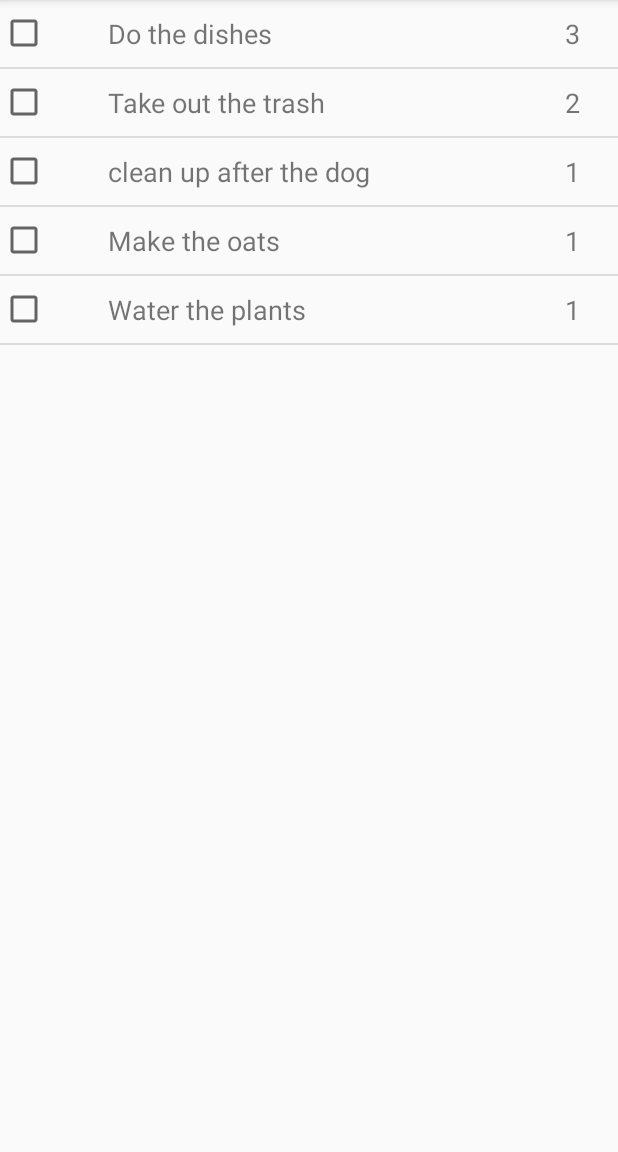
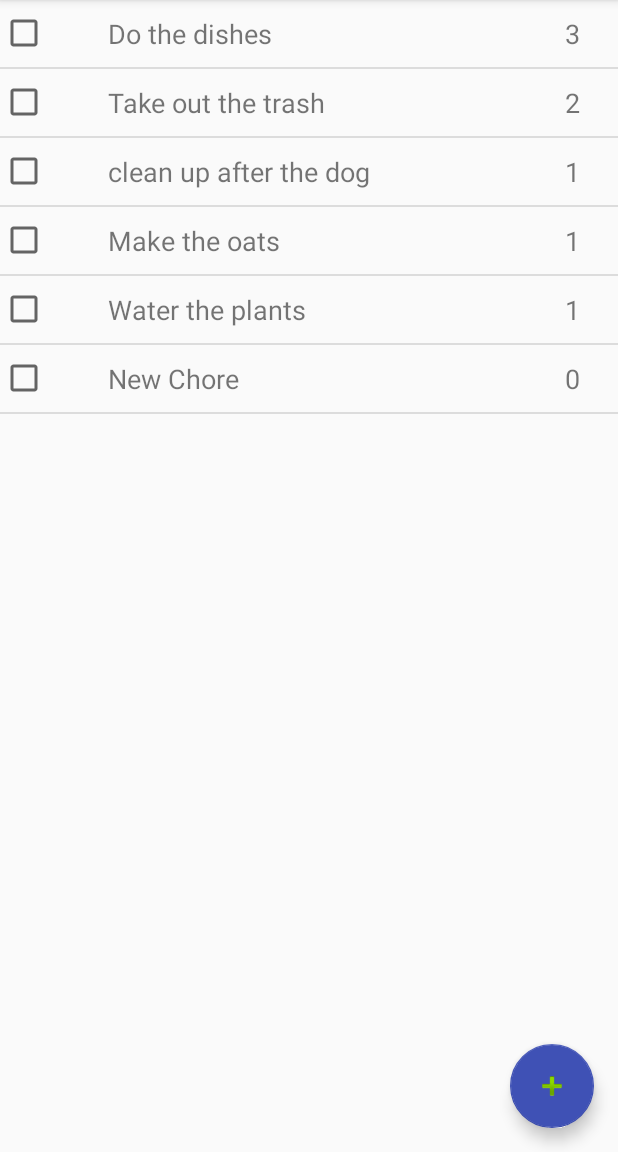
Before and after one commit to DannyMardini/ChoreGame, an Android app: the screen it shows after launch (MainActivity), after a tap on "Do the dishes", on a phone screen of 412 x 824 dp, the part 84-1236 px from its top. Run offline under Robolectric (Android 15) with nearby library versions, the phone set to English and light mode, and no system bars; 2 other taps on this screen came first.

Commit message:
Adding an add button which will add a new chore to the list.

```diff
--- a/app/src/main/java/com/mardinistudios/choregame/ChoreListFragment.java
+++ b/app/src/main/java/com/mardinistudios/choregame/ChoreListFragment.java
@@ -2,6 +2,7 @@ package com.mardinistudios.choregame;
 
 import android.app.Fragment;
 import android.app.ListFragment;
+import android.database.DataSetObserver;
 import android.os.Bundle;
 import android.view.LayoutInflater;
 import android.view.View;
@@ -19,7 +20,7 @@ import java.util.Map;
  */
 public class ChoreListFragment extends ListFragment {
     private List<HashMap<String, String>> data;
-    private ListAdapter adapter;
+    private SimpleAdapter adapter;
 
     @Override
     public void onCreate(Bundle savedInstanceState) {
@@ -56,12 +57,14 @@ public class ChoreListFragment extends ListFragment {
         int[] to = new int[] { R.id.choreCheckbox, R.id.choreName, R.id.chorePoints };
 
         this.adapter = new SimpleAdapter(getActivity(), data, R.layout.chore_list, from, to);
-        setListAdapter(this.adapter);
+        setListAdapter(adapter);
     }
-//    @Override
-//    public View onCreateView(LayoutInflater inflater, ViewGroup container,
-//                             Bundle savedInstanceState) {
-//        View v = inflater.inflate(R.layout.chore_list, container, false);
-//        return v;
-//    }
+
+    public void addNewChore() {
+        HashMap<String, String> newRow = new HashMap<String, String>();
+        newRow.put("title", "New Chore");
+        newRow.put("points", "0");
+        data.add(newRow);
+        adapter.notifyDataSetChanged();
+    }
 }
--- a/app/src/main/java/com/mardinistudios/choregame/MainActivity.java
+++ b/app/src/main/java/com/mardinistudios/choregame/MainActivity.java
@@ -2,16 +2,21 @@ package com.mardinistudios.choregame;
 
 import android.app.FragmentManager;
 import android.app.FragmentTransaction;
+import android.content.res.ColorStateList;
+import android.content.res.Resources;
 import android.os.Bundle;
 import android.support.design.widget.FloatingActionButton;
 import android.support.design.widget.Snackbar;
 import android.support.v7.app.AppCompatActivity;
 import android.support.v7.widget.Toolbar;
+import android.util.Log;
 import android.view.View;
 import android.view.Menu;
 import android.view.MenuItem;
 
 public class MainActivity extends AppCompatActivity {
+
+    private static final String TAG = "MainActivity";
 
     @Override
     protected void onCreate(Bundle savedInstanceState) {
@@ -20,18 +25,24 @@ public class MainActivity extends AppCompatActivity {
         Toolbar toolbar = (Toolbar) findViewById(R.id.toolbar);
         setSupportActionBar(toolbar);
 
-//        FragmentManager fragmentManager = getFragmentManager();
-//        ChoreListFragment list = (ChoreListFragment) fragmentManager.findFragmentById(R.id.chore_list);
+        FragmentManager fragmentManager = getFragmentManager();
+        final ChoreListFragment list = (ChoreListFragment) fragmentManager.findFragmentById(R.id.main_chore_list);
 
 
-//        FloatingActionButton fab = (FloatingActionButton) findViewById(R.id.fab);
-//        fab.setOnClickListener(new View.OnClickListener() {
-//            @Override
-//            public void onClick(View view) {
-//                Snackbar.make(view, "Replace with your own action", Snackbar.LENGTH_LONG)
-//                        .setAction("Action", null).show();
-//            }
-//        });
+        //Style the floating action button
+        FloatingActionButton fab = (FloatingActionButton) findViewById(R.id.fab);
+        try {
+            ColorStateList addChoreButtonColors = getResources().getColorStateList(R.color.add_chore_button);
+            fab.setBackgroundTintList(addChoreButtonColors);
+        } catch(Resources.NotFoundException e) {
+            Log.e(TAG, "Could not find ColorStateList " + R.color.add_chore_button + ": " + e.getMessage());
+        }
+        fab.setOnClickListener(new View.OnClickListener() {
+            @Override
+            public void onClick(View view) {
+                list.addNewChore();
+            }
+        });
     }
 
     @Override
--- /dev/null
+++ b/app/src/main/res/color/add_chore_button.xml
@@ -0,0 +1,5 @@
+<?xml version="1.0" encoding="utf-8"?>
+<selector xmlns:android="http://schemas.android.com/apk/res/android">
+    <item
+        android:color="@color/colorPrimary" />
+</selector>
--- a/app/src/main/res/layout/activity_main.xml
+++ b/app/src/main/res/layout/activity_main.xml
@@ -47,12 +47,12 @@
 
     <!--</android.support.design.widget.AppBarLayout>-->
 
-    <!--<android.support.design.widget.FloatingActionButton-->
-        <!--android:id="@+id/fab"-->
-        <!--android:layout_width="wrap_content"-->
-        <!--android:layout_height="wrap_content"-->
-        <!--android:layout_gravity="bottom|end"-->
-        <!--android:layout_margin="@dimen/fab_margin"-->
-        <!--android:src="@android:drawable/ic_dialog_email"/>-->
+    <android.support.design.widget.FloatingActionButton
+        android:id="@+id/fab"
+        android:layout_width="wrap_content"
+        android:layout_height="wrap_content"
+        android:layout_gravity="bottom|end"
+        android:layout_margin="@dimen/fab_margin"
+        android:src="@android:drawable/ic_input_add"/>
 
 </android.support.design.widget.CoordinatorLayout>
```
